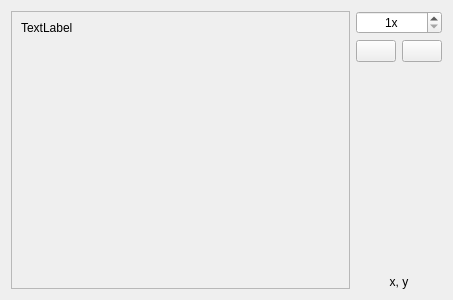
riuson/lcd-image-converter, file controls/images/widgetbitmapeditor.ui: the form before one commit.
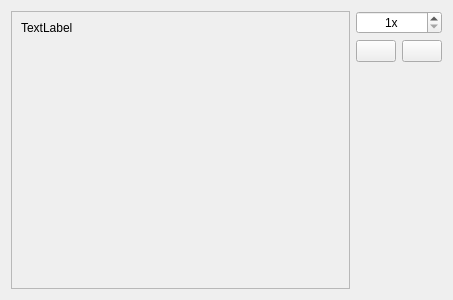
The form after the commit.

```diff
--- a/controls/images/widgetbitmapeditor.ui
+++ b/controls/images/widgetbitmapeditor.ui
@@ -110,16 +110,6 @@
        </property>
       </spacer>
      </item>
-     <item>
-      <widget class="QLabel" name="labelCoordinates">
-       <property name="text">
-        <string>x, y</string>
-       </property>
-       <property name="alignment">
-        <set>Qt::AlignCenter</set>
-       </property>
-      </widget>
-     </item>
     </layout>
    </item>
   </layout>
```
